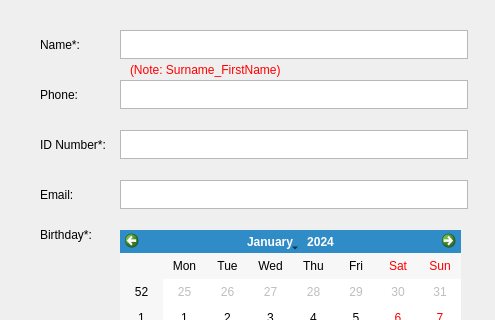
This is DesktopApp/createnewpatientdialog.ui in michaelfong2017/landmark-annotator-desktop as Qt 5 draws it before an edit; both pictures show x 0 to 495 and y 0 to 320 of the 1002 by 537 pixel window. The edited form follows.
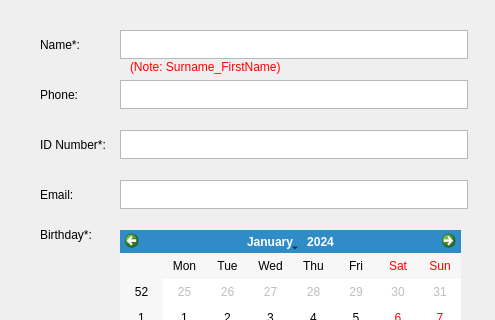
This is the edited form.

```diff
--- a/DesktopApp/createnewpatientdialog.ui
+++ b/DesktopApp/createnewpatientdialog.ui
@@ -357,9 +357,9 @@
    <property name="geometry">
     <rect>
      <x>130</x>
-     <y>39</y>
+     <y>59</y>
      <width>251</width>
-     <height>61</height>
+     <height>16</height>
     </rect>
    </property>
    <property name="styleSheet">
```
